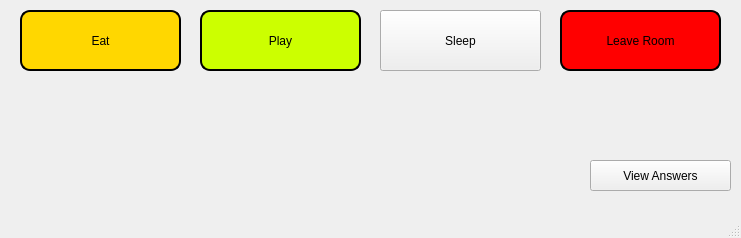
Before: the Qt Designer form messages.ui in phakobyan/messages, drawn with Qt 5.
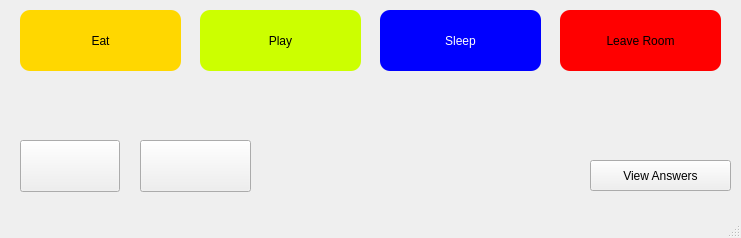
After: the same form once the commit is applied. Icons and pictures are not drawn.

What changed in the file:
```diff
--- a/messages.ui
+++ b/messages.ui
@@ -35,11 +35,15 @@
     <property name="styleSheet">
      <string notr="true">QPushButton
 {
-  border: 2px solid black;
+  border: transparent;
   border-radius: 10px;
   padding: 0 8px;
   background: #ffd700;
   color: black
+}
+QPushButton:hover {
+background-color: #d9be2b; 
+color: Black;              
 }</string>
     </property>
     <property name="text">
@@ -66,11 +70,15 @@
     <property name="styleSheet">
      <string notr="true">QPushButton
 {
-  border: 2px solid black;
+  border: transparent;
   border-radius: 10px;
   padding: 0 8px;
   background: #ccff00;
   color: black
+}
+QPushButton:hover {
+background-color: #aecf2b; 
+color: Black;              
 }</string>
     </property>
     <property name="text">
@@ -92,12 +100,16 @@
     <property name="styleSheet">
      <string notr="true">QPushButton
 {
-  border: 2px solid Black;
+  border: 2px transparent;
   border-radius: 10px;
   padding: 0 8px;
   background: Blue;
  color: White
-}`</string>
+}
+QPushButton:hover {
+background-color: #1c1cad; 
+color: White;              
+}</string>
     </property>
     <property name="text">
      <string>Sleep</string>
@@ -118,10 +130,14 @@
     <property name="styleSheet">
      <string notr="true">QPushButton
 {
-  border: 2px solid black;
+  border: 2px transparent;
   border-radius: 10px;
   padding: 0 8px;
   background: Red;
+}
+QPushButton:hover {
+background-color: white; 
+color: Red;              
 }</string>
     </property>
     <property name="text">
@@ -144,6 +160,62 @@
      <string>View Answers</string>
     </property>
    </widget>
+   <widget class="QPushButton" name="Payment">
+    <property name="geometry">
+     <rect>
+      <x>20</x>
+      <y>140</y>
+      <width>100</width>
+      <height>52</height>
+     </rect>
+    </property>
+    <property name="sizePolicy">
+     <sizepolicy hsizetype="Ignored" vsizetype="Ignored">
+      <horstretch>100</horstretch>
+      <verstretch>52</verstretch>
+     </sizepolicy>
+    </property>
+    <property name="minimumSize">
+     <size>
+      <width>100</width>
+      <height>52</height>
+     </size>
+    </property>
+    <property name="styleSheet">
+     <string notr="true">background-image: url(:/new/prefix1/images/fb-share.png);</string>
+    </property>
+    <property name="text">
+     <string/>
+    </property>
+   </widget>
+   <widget class="QPushButton" name="Payment_2">
+    <property name="geometry">
+     <rect>
+      <x>140</x>
+      <y>140</y>
+      <width>111</width>
+      <height>52</height>
+     </rect>
+    </property>
+    <property name="sizePolicy">
+     <sizepolicy hsizetype="Ignored" vsizetype="Ignored">
+      <horstretch>100</horstretch>
+      <verstretch>52</verstretch>
+     </sizepolicy>
+    </property>
+    <property name="minimumSize">
+     <size>
+      <width>100</width>
+      <height>52</height>
+     </size>
+    </property>
+    <property name="styleSheet">
+     <string notr="true">background-image: url(:/new/prefix1/images/Google_Pay_Logo.png);</string>
+    </property>
+    <property name="text">
+     <string/>
+    </property>
+   </widget>
   </widget>
   <widget class="QMenuBar" name="menubar">
    <property name="geometry">
```
Left out of the diff: 6 changed lines with no effect on the pictures.
